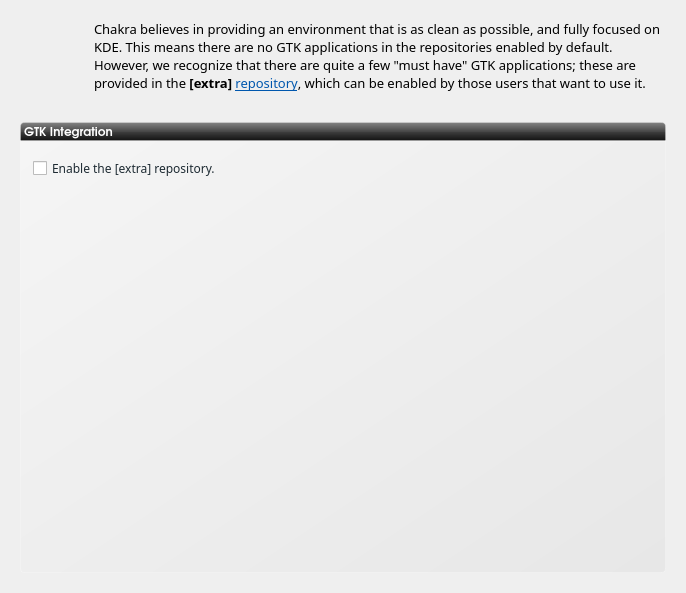
First picture: the form in ui/ui_scrExtra.ui, repository rshipp/kapudan, before the edit.
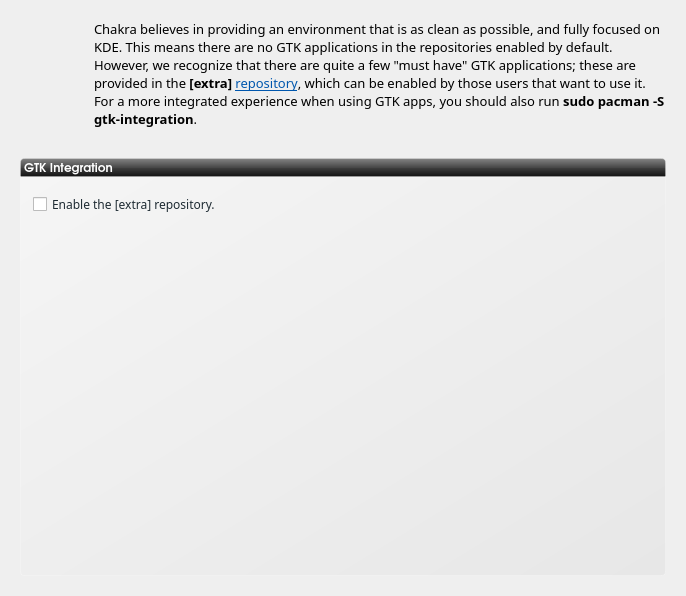
Second picture: the form after the edit. Icons and pictures are not drawn.

Commit message: Added text about gtk integration.

```diff
--- a/ui/ui_scrExtra.ui
+++ b/ui/ui_scrExtra.ui
@@ -6,8 +6,8 @@
    <rect>
     <x>0</x>
     <y>0</y>
-    <width>657</width>
-    <height>556</height>
+    <width>684</width>
+    <height>596</height>
    </rect>
   </property>
   <property name="windowTitle">
@@ -195,7 +195,7 @@
         <enum>QFrame::Raised</enum>
        </property>
        <property name="text">
-        <string>&lt;html&gt;&lt;head/&gt;&lt;body&gt;&lt;p&gt;Chakra believes in providing an environment that is as clean as possible, and fully focused on KDE. This means there are no GTK applications in the repositories enabled by default. However, we recognize that there are quite a few &amp;quot;must have&amp;quot; GTK applications; these are provided in the &lt;span style=&quot; font-weight:600;&quot;&gt;[extra] &lt;/span&gt;&lt;a href=&quot;http://chakra-project.org/wiki/index.php?title=Repositories&quot;&gt;&lt;span style=&quot; text-decoration: underline; color:#0057ae;&quot;&gt;repository&lt;/span&gt;&lt;/a&gt;, which can be enabled by those users that want to use it.&lt;/p&gt;&lt;/body&gt;&lt;/html&gt;</string>
+        <string>&lt;html&gt;&lt;head/&gt;&lt;body&gt;&lt;p&gt;Chakra believes in providing an environment that is as clean as possible, and fully focused on KDE. This means there are no GTK applications in the repositories enabled by default. However, we recognize that there are quite a few &amp;quot;must have&amp;quot; GTK applications; these are provided in the &lt;span style=&quot; font-weight:600;&quot;&gt;[extra] &lt;/span&gt;&lt;a href=&quot;http://chakra-project.org/wiki/index.php?title=Repositories&quot;&gt;&lt;span style=&quot; text-decoration: underline; color:#0057ae;&quot;&gt;repository&lt;/span&gt;&lt;/a&gt;, which can be enabled by those users that want to use it. For a more integrated experience when using GTK apps, you should also run &lt;span style=&quot; font-weight:600;&quot;&gt;sudo pacman -S gtk-integration&lt;/span&gt;. &lt;/p&gt;&lt;/body&gt;&lt;/html&gt;</string>
        </property>
        <property name="wordWrap">
         <bool>true</bool>
```
